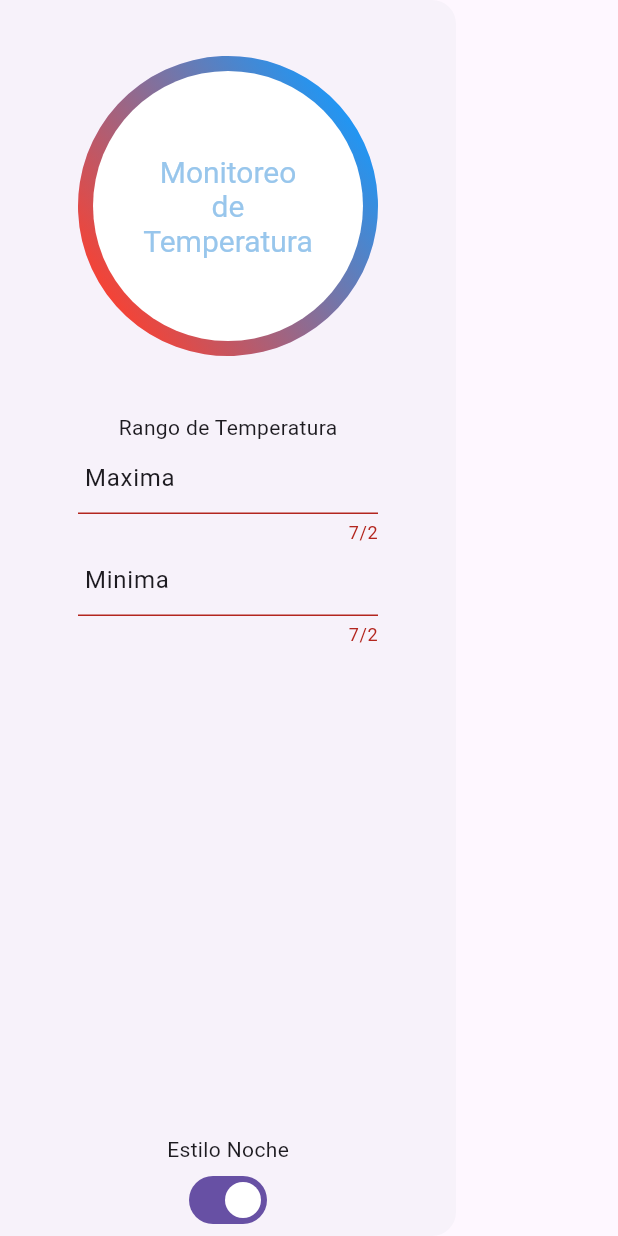
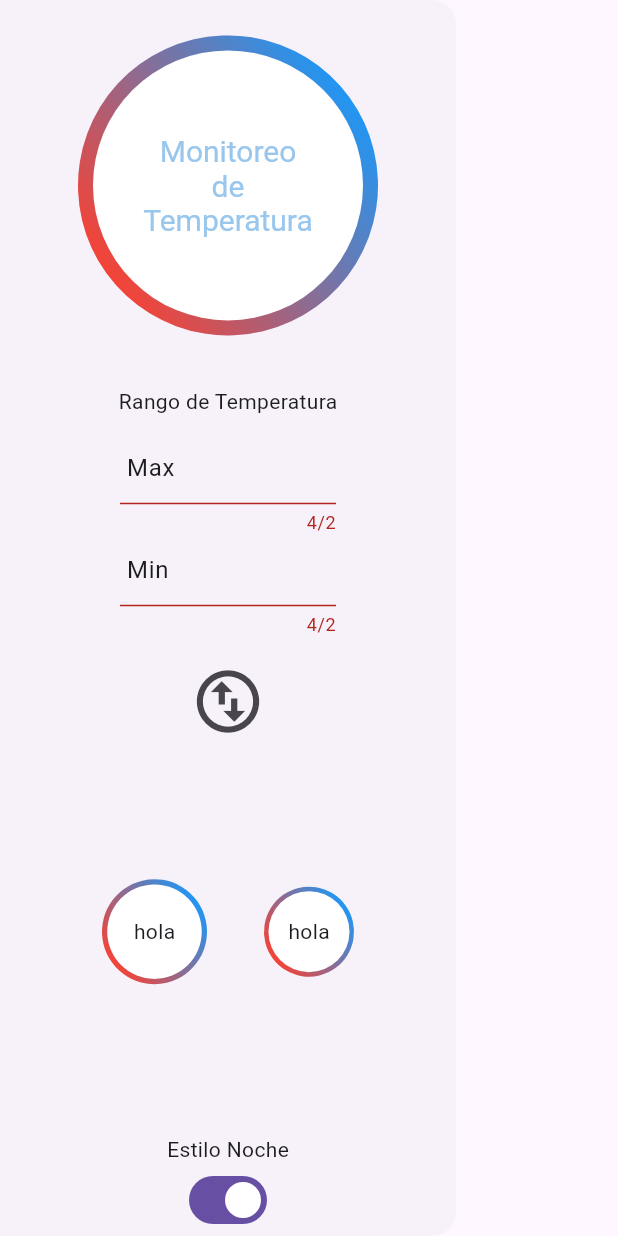
Before and after one commit to franciscoestebanfigueroa/emqx, a Flutter app: the MyDrawer widget shown alone on an empty page, opened directly, on a phone screen of 412 x 824 dp. Run offline on Flutter 3.47's test engine with Material 3 defaults, Android fonts, the phone set to English and light mode, and no system bars; missing offline and left inert: gauge_indicator, graphic_representation, mqtt_client; statements that could not run were skipped.

Commit message:
trabajamos en fijar maximos y mini

```diff
--- /dev/null
+++ b/lib/pages/page_set_temperature.dart
@@ -0,0 +1,68 @@
+import 'package:emqx/widget/circulo.dart';
+import 'package:flutter/material.dart';
+
+import '../provider/provider_drawer.dart';
+
+class SetTemperature extends StatelessWidget {
+  const SetTemperature({
+    super.key,
+    required this.model,
+  });
+
+  final ProviderDrawer model;
+
+  @override
+  Widget build(BuildContext context) {
+    return Container(
+
+//     color:Colors.red,
+      child:  Padding(
+        padding: const EdgeInsets.symmetric(horizontal: 30),
+        child: Column(
+          mainAxisAlignment: MainAxisAlignment.spaceEvenly,
+          children:[
+            const Text("Rango de Temperatura"),
+            Padding(
+              padding: const EdgeInsets.symmetric(horizontal: 50),
+              child: Column(
+
+                children: [
+                  TextField(
+
+                    controller: model.setMax,
+                    maxLength: 2,
+                    keyboardType: TextInputType.number,
+                  ),
+              TextField(
+                keyboardType: TextInputType.number,
+                controller: model.setMin,
+                maxLength: 2,
+              ),
+                ],
+              ),
+            ),
+            IconButton(onPressed: (){}, icon: Icon(Icons.swap_vert_circle_outlined,size: 50),),
+            Container(
+              height: 220,
+              child: const Row(
+                mainAxisAlignment: MainAxisAlignment.spaceEvenly,
+                children: [
+                  Circulo(
+                    factor: 70,
+                    color: Colors.white,
+                    child: Text("hola")),
+                    Circulo(
+                    factor: 60,
+                    color: Colors.white,
+                    child: Text("hola"),
+
+                    ),
+                ],
+              ),
+            )
+          ]
+        ),
+      ),
+    );
+  }
+}
--- a/lib/provider/provider_drawer.dart
+++ b/lib/provider/provider_drawer.dart
@@ -3,8 +3,8 @@ import 'package:flutter/material.dart';
 //enum  MyTema{ ThemeData.dark() ,light()}
 class ProviderDrawer extends ChangeNotifier {
   bool _estadoTema = true;
-  TextEditingController setMax=TextEditingController(text: " Maxima");
-  TextEditingController setMin=TextEditingController(text: " Minima");
+  TextEditingController setMax=TextEditingController(text: " Max");
+  TextEditingController setMin=TextEditingController(text: " Min");
 
   ProviderDrawer() {
   print("provider drawer");
--- a/lib/widget/my_drawer.dart
+++ b/lib/widget/my_drawer.dart
@@ -5,6 +5,8 @@ import 'package:emqx/provider/provider_drawer.dart';
 import 'package:emqx/widget/circulo.dart';
 import 'package:flutter/material.dart';
 import 'package:provider/provider.dart';
+
+import '../pages/page_set_temperature.dart';
 
 class MyDrawer extends StatelessWidget {
   const MyDrawer({
@@ -24,6 +26,7 @@ class MyDrawer extends StatelessWidget {
       child: Column(
         children: [
           Expanded(
+            flex: 3,
             child: CircleAvatar(
               //radius: MediaQuery.of(context).size.width*.2,
               maxRadius: 100,
@@ -51,27 +54,11 @@ class MyDrawer extends StatelessWidget {
               // radius:MediaQuery.of(context).size.width*.2,
             ),
           ),
-          Expanded(child:Container(
-
-            width: 200,
-            child:  Column(
-              children:[
-                const Text("Rango de Temperatura"),
-                TextField(
-                  controller: model.setMax,
-                  maxLength: 2,
-                  keyboardType: TextInputType.number,
-                ),
-                TextField(
-                  keyboardType: TextInputType.number,
-                  controller: model.setMin,
-                  maxLength: 2,
-                )
-
-              ]
-            ),
-          ) ),
           Expanded(
+            flex: 6,
+             child:SetTemperature(model: model) ),
+          Expanded(
+            flex: 1,
             child: Column(
               mainAxisAlignment: MainAxisAlignment.end,
               children: [
```
